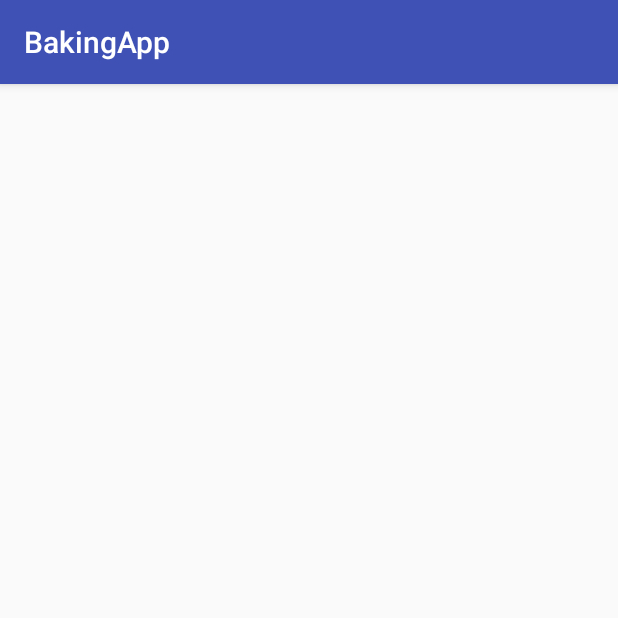
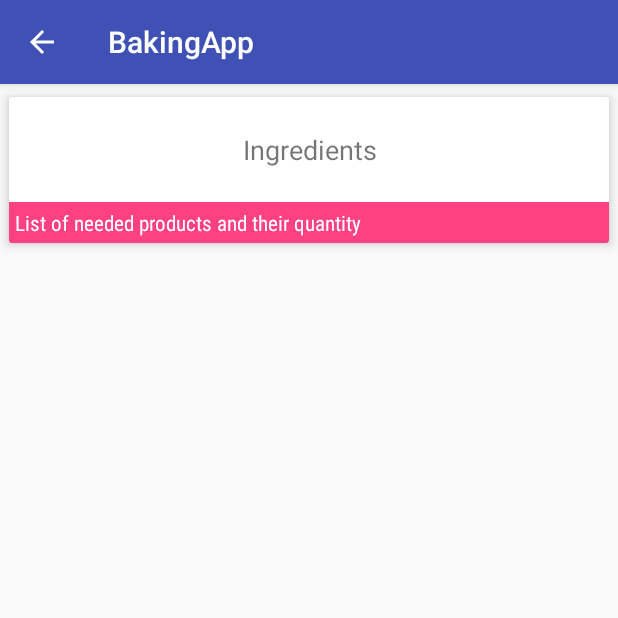
Before and after one commit to c0dexter/Baking-App, an Android app: the StepsActivity screen opened directly, with no data from a screen before it, on a phone screen of 412 x 824 dp, the top half of it. Run offline under Robolectric (Android 15) with nearby library versions, the phone set to English and light mode, and no system bars; 3 statements that could not run were skipped.

Commit message:
NavBar back button has been added. Ingredient card view added as the first item on the steps screen.

```diff
--- a/app/src/main/java/pl/michaldobrowolski/bakingapp/ui/RecipeStepListFragment.java
+++ b/app/src/main/java/pl/michaldobrowolski/bakingapp/ui/RecipeStepListFragment.java
@@ -5,6 +5,7 @@ import android.os.Bundle;
 import android.support.annotation.NonNull;
 import android.support.annotation.Nullable;
 import android.support.v4.app.Fragment;
+import android.support.v7.app.ActionBar;
 import android.support.v7.widget.LinearLayoutManager;
 import android.support.v7.widget.RecyclerView;
 import android.util.Log;
@@ -14,6 +15,7 @@ import android.view.ViewGroup;
 import android.widget.Toast;
 
 import java.util.List;
+import java.util.Objects;
 
 import pl.michaldobrowolski.bakingapp.R;
 import pl.michaldobrowolski.bakingapp.api.model.pojo.Recipe;
@@ -49,11 +51,16 @@ public class RecipeStepListFragment extends Fragment implements RecipeStepListAd
     @Override
     public View onCreateView(@NonNull LayoutInflater inflater, @Nullable ViewGroup container, @Nullable Bundle savedInstanceState) {
 
+
         // Set a root view
         final View rootView = inflater.inflate(R.layout.recipe_step_list_fragment, container, false);
 
         getRecipeFromBundle(BUNDLE_KEY, BUNDLE_PARCELABLE_KEY);
         setStepListFromRecipe(mRecipe);
+
+        // Set a title on NavBar
+        ((StepsActivity) Objects.requireNonNull(getActivity()))
+                .setActionBarTitle(mRecipe.getmName());
 
         // Mapping views
         mRecyclerView = rootView.findViewById(R.id.recipe_steps_list_rv);
@@ -72,6 +79,11 @@ public class RecipeStepListFragment extends Fragment implements RecipeStepListAd
         Toast.makeText(mContext, "Step #" + String.valueOf(mStepList.get(stepPosition).getId() + 1) + " has been clicked.", Toast.LENGTH_SHORT).show();
     }
 
+    /**
+     * Methods for getting recipe objects from bundle and saving those in the List
+     * @param bundleKey - String key of bundle
+     * @param bundleParcelableKey - String key of Parcelable objects
+     */
     private void getRecipeFromBundle(String bundleKey, String bundleParcelableKey) {
 
         bundle = getArguments();
@@ -80,7 +92,7 @@ public class RecipeStepListFragment extends Fragment implements RecipeStepListAd
                 bundle = bundle.getBundle(bundleKey);
                 mRecipe = bundle != null ? bundle.getParcelable(bundleParcelableKey) : null;
             } else {
-                Log.i(TAG, "Cannot get object from bundle, because the bundle is NULL");
+                Log.i(TAG, "Cannot get object from bundle. Incorrect bundle key string.");
             }
         } else {
             Log.i(TAG, "Bundle is NULL");
--- a/app/src/main/res/layout/activity_steps.xml
+++ b/app/src/main/res/layout/activity_steps.xml
@@ -1,6 +1,48 @@
 <?xml version="1.0" encoding="utf-8"?>
-<FrameLayout xmlns:android="http://schemas.android.com/apk/res/android"
-    android:id="@+id/steps_list_container"
-    android:name="pl.michaldobrowolski.bakingapp.ui.RecipeStepListFragment"
-    android:layout_width="match_parent"
-    android:layout_height="match_parent" />
+    <LinearLayout
+    xmlns:android="http://schemas.android.com/apk/res/android"
+    xmlns:card_view="http://schemas.android.com/apk/res-auto"
+        xmlns:tools="http://schemas.android.com/tools"
+        android:layout_width="match_parent"
+        android:layout_height="wrap_content"
+        android:orientation="vertical">
+        <android.support.v7.widget.CardView
+            android:layout_width="match_parent"
+            android:layout_height="wrap_content"
+            card_view:cardElevation="5dp"
+            card_view:cardUseCompatPadding="true">
+
+            <LinearLayout
+                android:layout_width="match_parent"
+                android:layout_height="wrap_content"
+                android:layout_gravity="bottom"
+                android:orientation="vertical">
+
+                <TextView
+                    android:id="@+id/text_ingredient_button"
+                    android:layout_width="match_parent"
+                    android:layout_height="wrap_content"
+                    android:gravity="center"
+                    android:minHeight="70dp"
+                    android:textSize="18sp"
+                    android:text="Ingredients" />
+
+                <TextView
+                    android:id="@+id/text_ingredients_button_slogan"
+                    android:layout_width="match_parent"
+                    android:layout_height="wrap_content"
+                    android:background="@color/colorAccent"
+                    android:fontFamily="sans-serif-condensed"
+                    android:padding="4dp"
+                    android:text="List of needed products and their quantity"
+                    android:textColor="@android:color/white" />
+            </LinearLayout>
+
+        </android.support.v7.widget.CardView>
+
+        <FrameLayout xmlns:android="http://schemas.android.com/apk/res/android"
+            android:id="@+id/steps_list_container"
+            android:name="pl.michaldobrowolski.bakingapp.ui.RecipeStepListFragment"
+            android:layout_width="match_parent"
+            android:layout_height="match_parent" />
+    </LinearLayout>
--- a/app/src/main/res/layout/fragment_recipe_step_item.xml
+++ b/app/src/main/res/layout/fragment_recipe_step_item.xml
@@ -8,10 +8,6 @@
     <LinearLayout
         android:layout_width="match_parent"
         android:layout_height="wrap_content"
-        android:layout_marginBottom="4dp"
-        android:layout_marginLeft="8dp"
-        android:layout_marginRight="8dp"
-        android:layout_marginTop="4dp"
         android:clipToPadding="false"
         android:orientation="vertical">
 
--- a/app/src/main/res/values/colors.xml
+++ b/app/src/main/res/values/colors.xml
@@ -2,5 +2,5 @@
 <resources>
     <color name="colorPrimary">#3F51B5</color>
     <color name="colorPrimaryDark">#303F9F</color>
-    <color name="colorAccent">#FF4081</color>
+    <color name="colorAccent">#ff4081</color>
 </resources>
```
Also changed, not shown: app/src/main/java/pl/michaldobrowolski/bakingapp/ui/IngredientListFragment.java (added, +24 -0 lines), app/src/main/java/pl/michaldobrowolski/bakingapp/ui/StepsActivity.java (+14 -0 lines), app/src/main/res/layout/fragment_recipe_ingredient_item.xml (+8 -6 lines).
